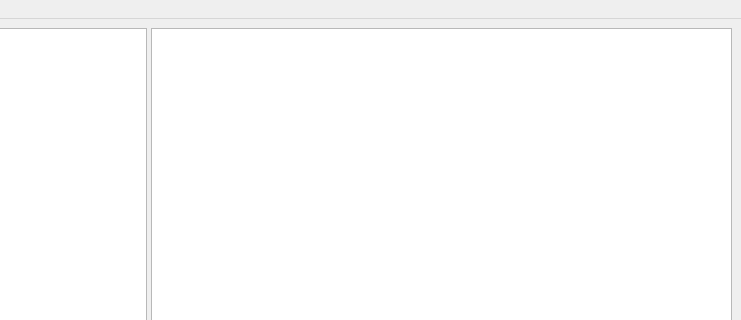
Old version of the form src/mainwindow.ui in the repository Kevonosdiaz/playlist-manager; both pictures show x 443 to 1184 and y 0 to 320 of the 1184 by 730 pixel window.
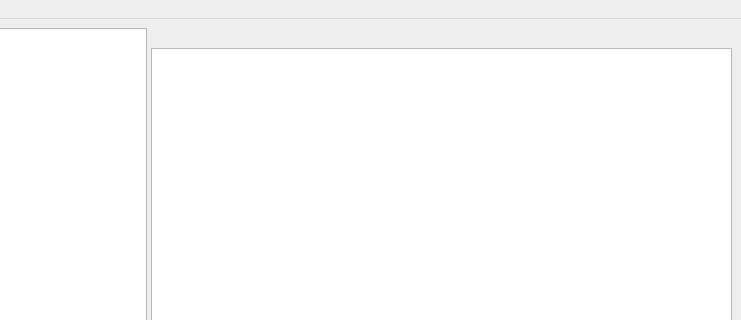
New version of the form.

Commit message: feat: display currently open dir/playlist name above song viewer

The edit to the form file:
```diff
--- a/src/mainwindow.ui
+++ b/src/mainwindow.ui
@@ -32,6 +32,19 @@
       </widget>
       <widget class="QWidget" name="verticalLayoutWidget_2">
        <layout class="QVBoxLayout" name="rightMainContainer">
+        <item>
+         <widget class="QLabel" name="songViewerLabel">
+          <property name="text">
+           <string/>
+          </property>
+          <property name="margin">
+           <number>2</number>
+          </property>
+          <property name="indent">
+           <number>8</number>
+          </property>
+         </widget>
+        </item>
         <item>
          <widget class="QTableView" name="songViewer">
           <property name="iconSize">
```
The commit also changes 3 other files.
